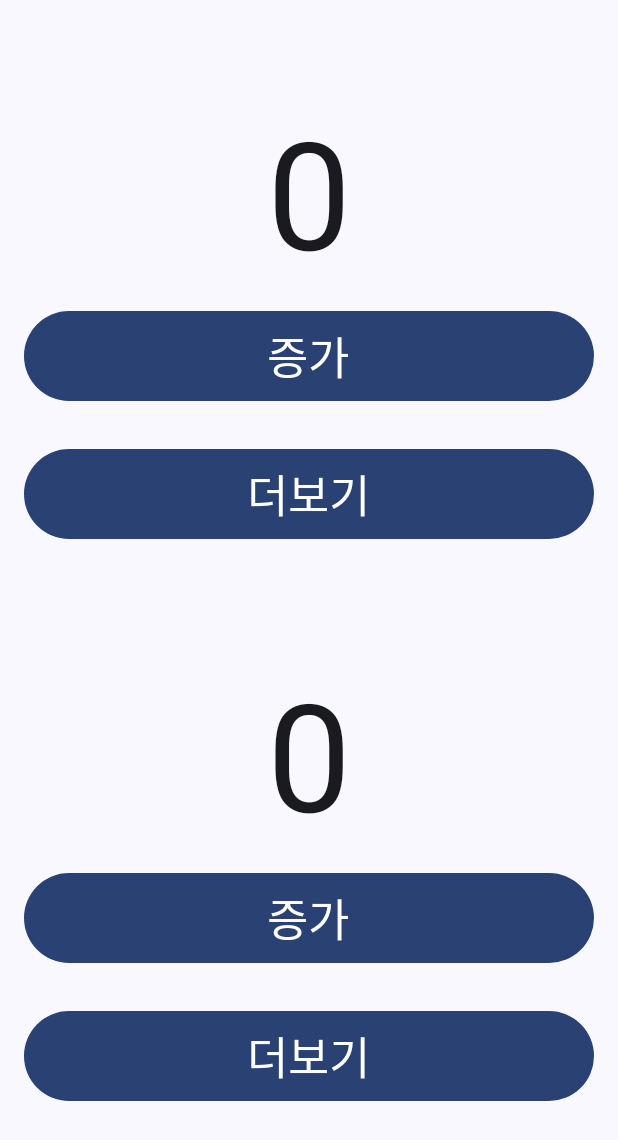
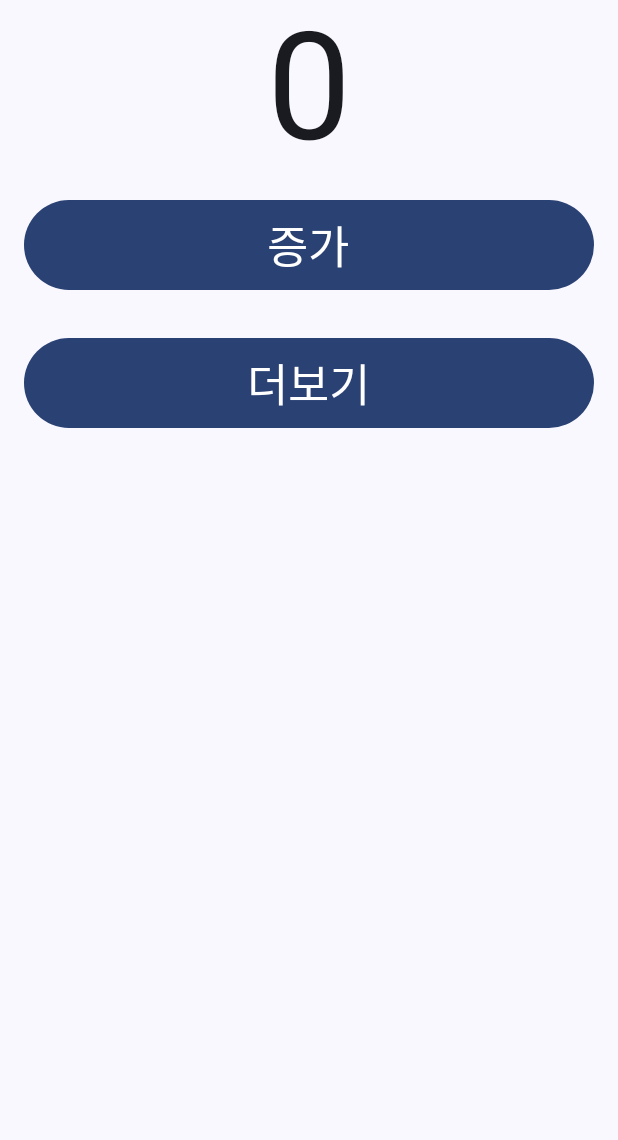
Before and after one commit to Nem-nooy/Advanced_Counter, an Android app built with Jetpack Compose: the screen it shows after launch (MainActivity), on a phone screen of 412 x 824 dp. Shown: the top 1140 px of the screen. Run offline under Robolectric (Android 15) with nearby library versions, the phone set to English and light mode, and no system bars.

Commit message:
💡 rememberSaveable 사용

```diff
--- a/app/src/main/java/kr/ac/kumoh/ce/s20220736/advanced_counter/MainActivity.kt
+++ b/app/src/main/java/kr/ac/kumoh/ce/s20220736/advanced_counter/MainActivity.kt
@@ -17,7 +17,7 @@ import androidx.compose.material3.Text
 import androidx.compose.runtime.Composable
 import androidx.compose.runtime.mutableIntStateOf
 import androidx.compose.runtime.mutableStateOf
-import androidx.compose.runtime.remember
+import androidx.compose.runtime.saveable.rememberSaveable
 import androidx.compose.ui.Alignment
 import androidx.compose.ui.Modifier
 import androidx.compose.ui.platform.LocalContext
@@ -42,23 +42,24 @@ fun MainScreen() {
     val context = LocalContext.current  // 'LocalContext'를 써야 현재 context를 가져올 수 있다.
 
     Scaffold(modifier = Modifier.fillMaxSize()) { innerPadding ->
-        Column(
-            modifier = Modifier
-                .padding(innerPadding)
-                .fillMaxSize(),
-            verticalArrangement = Arrangement.SpaceEvenly,
-        ) {
-            Counter()
-            Counter()
-        }
+//        Column(
+//            modifier = Modifier
+//                .padding(innerPadding)
+//                .fillMaxSize(),
+//            verticalArrangement = Arrangement.SpaceEvenly,
+//        ) {
+//            Counter()
+//            Counter()
+//        }
+        Counter(Modifier.padding(innerPadding))
     }
 }
 
 @Composable
 fun Counter(modifier: Modifier = Modifier) {
     //var value = 0
-    val (count, setCount) = remember { mutableIntStateOf(0) }
-    var (expanded, setExpanded) = remember { mutableStateOf(false) }
+    val (count, setCount) = rememberSaveable { mutableIntStateOf(0) }
+    var (expanded, setExpanded) = rememberSaveable { mutableStateOf(false) }
 
     Column(
         modifier = modifier.fillMaxWidth(),
```
